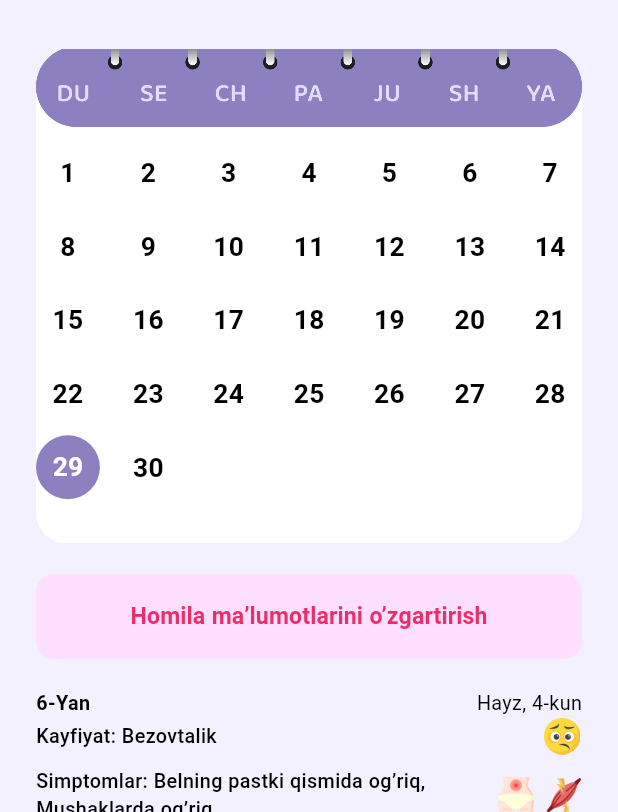
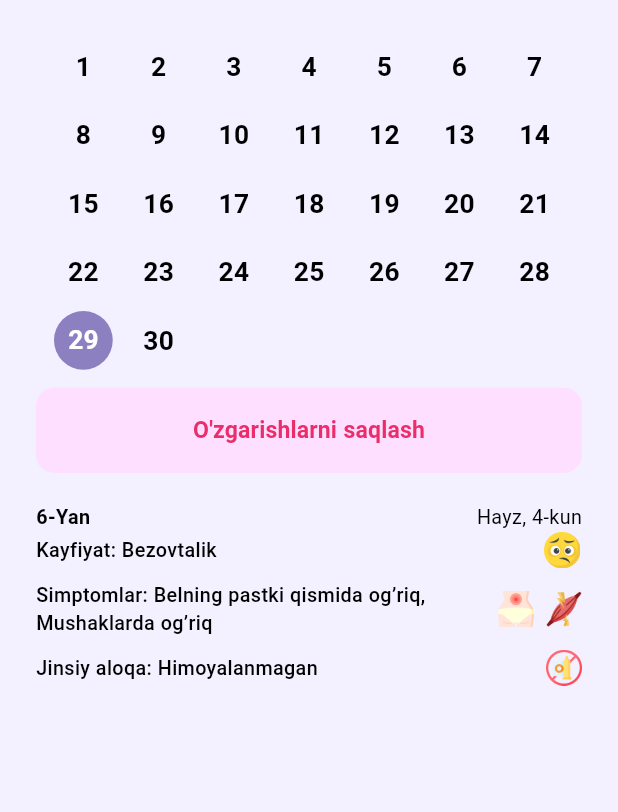
Before and after one commit to lobarashurova/girls_care, a Flutter app: the CalendarPregnancy screen opened directly, after a tap on "Homila ma’lumotlarini o’zgartirish", on a phone screen of 412 x 824 dp, the part 424-1236 px from its top. Run offline on Flutter 3.47's test engine with Material 3 defaults, Android fonts, the phone set to English and light mode, and no system bars; our stand-ins replace auto_route, cloud_firestore, dio, elegant_notification, firebase_core, flutter_bloc and 19 more; accounts and stored records are empty; generated files the repository leaves out were written again; statements that could not run were skipped.

Commit message:
some changes

```diff
--- a/lib/presentation/main/helper/add_note_helper/add_note_helper_page.dart
+++ b/lib/presentation/main/helper/add_note_helper/add_note_helper_page.dart
@@ -23,7 +23,7 @@ class _AddNoteHelperPageState extends State<AddNoteHelperPage> {
             onTap: (){
               context.pop();
             },
-              child: Assets.icons.checkPink.svg())],
+              child: Assets.icons.checked.svg())],
         ),
         body: Padding(
           padding: const EdgeInsets.all(20.0),
--- a/lib/presentation/main/home/widgets/custom_calendar.dart
+++ b/lib/presentation/main/home/widgets/custom_calendar.dart
@@ -12,7 +12,8 @@ int? rangeStartIndex;
 int? rangeEndIndex;
 
 class CustomCalendar extends StatefulWidget {
-  const CustomCalendar({super.key});
+  final bool isPregnancy;
+  const CustomCalendar({super.key, this.isPregnancy = false});
 
   @override
   State<CustomCalendar> createState() => _CustomCalendarState();
@@ -76,15 +77,18 @@ class _CustomCalendarState extends State<CustomCalendar> {
             ),
           ],
         ),
-        SizedBox(height: 20.h),
+        if (!widget.isPregnancy) SizedBox(height: 20.h),
         Stack(
           children: [
             Container(
+              margin: EdgeInsets.all(12),
               width: double.infinity,
-              height: 300.w,
+              // height: 300.w,
               // ignore: prefer_const_constructors
               decoration: BoxDecoration(
-                color: Colors.white,
+                color: widget.isPregnancy == true
+                    ? Colors.transparent
+                    : Colors.white,
                 borderRadius: const BorderRadius.only(
                   topLeft: Radius.circular(30),
                   topRight: Radius.circular(30),
@@ -95,12 +99,13 @@ class _CustomCalendarState extends State<CustomCalendar> {
               child: Column(
                 mainAxisAlignment: MainAxisAlignment.start,
                 children: [
-                  SizedBox(height: 60.h),
+                  if (!widget.isPregnancy) SizedBox(height: 60.h),
                   _buildDaySelector(),
                 ],
               ),
             ),
-            Positioned(
+            if (!widget.isPregnancy)
+              Positioned(
               top: -16,
               left: 0,
               right: 0,
--- a/lib/presentation/main/pregnancy/calendar_pregnancy.dart
+++ b/lib/presentation/main/pregnancy/calendar_pregnancy.dart
@@ -66,14 +66,17 @@ class _CalendarPregnancyState extends State<CalendarPregnancy> {
               visible: showCalendar,
               replacement: const SizedBox.shrink(),
               child: const CustomCalendar(
+                isPregnancy: true,
                   // hasBackground: false,
                   // hasSize: true,
                   // hasWeekDayContainer: false,
                   ),
             ),
-            SizedBox(height: 20.h),
+            // SizedBox(height: 10.h),
             ChangeCalendarB(
-                text: "Homila ma’lumotlarini o’zgartirish",
+                text: showCalendar
+                    ? "O'zgarishlarni saqlash"
+                    : "Homila ma’lumotlarini o’zgartirish",
                 onPressed: () {
                   setState(() {
                     showCalendar = !showCalendar;
```
